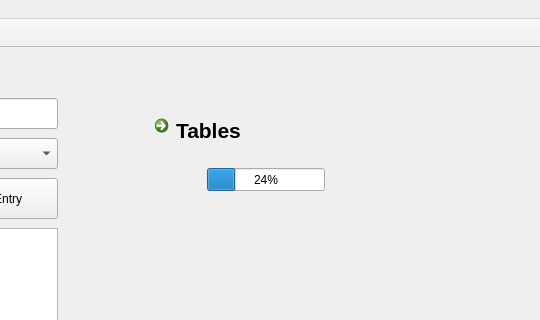
Old version of the form MyZooShop/adminwindow.ui in the repository annaprok/ZooShop; both pictures show x 683 to 1223 and y 0 to 320 of the 1223 by 465 pixel window.
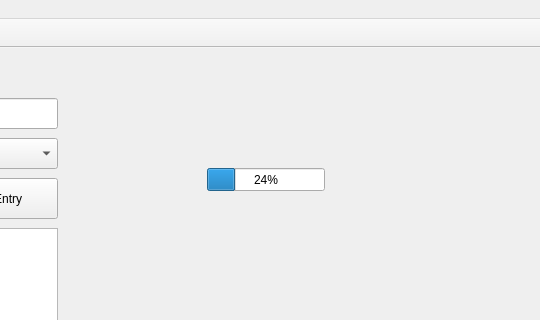
New version of the form. Icons and pictures are not drawn.

```diff
--- a/MyZooShop/adminwindow.ui
+++ b/MyZooShop/adminwindow.ui
@@ -182,24 +182,6 @@
      <string>Enable tables</string>
     </property>
    </widget>
-   <widget class="QCommandLinkButton" name="commandLinkButton">
-    <property name="geometry">
-     <rect>
-      <x>830</x>
-      <y>60</y>
-      <width>187</width>
-      <height>45</height>
-     </rect>
-    </property>
-    <property name="font">
-     <font>
-      <pointsize>16</pointsize>
-     </font>
-    </property>
-    <property name="text">
-     <string>Tables</string>
-    </property>
-   </widget>
    <widget class="QLabel" name="label_3">
     <property name="geometry">
      <rect>
```
